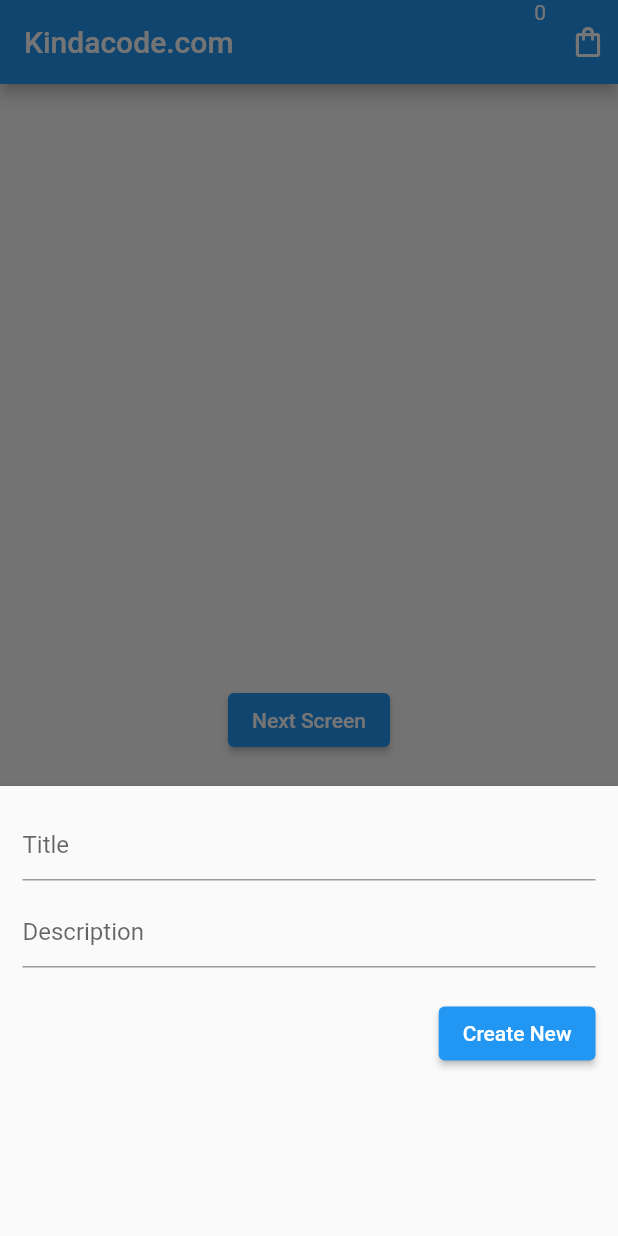
After one commit to xaakib/flutter_everything, a Flutter app: the SqliteCrudScreen screen opened directly, after a tap on the "add" icon, on a phone screen of 412 x 824 dp. The commit adds this screen. Run offline on Flutter 3.47's test engine with Material 2 defaults, Android fonts, the phone set to English and light mode, and no system bars; our stand-ins replace cached_network_image, fluttertoast, get, image_picker, shared_preferences, sqflite; missing offline and left inert: google_maps_controller, photofilters; accounts and stored records are empty; network calls fail.

Commit message:
working on sqllite

```diff
--- a/lib/getx_add_to_cart/views/catalogueScreen.dart
+++ b/lib/getx_add_to_cart/views/catalogueScreen.dart
@@ -52,7 +52,7 @@ class _ProductScreenState extends State<ProductScreen> {
         actions: [
           InkWell(
             onTap: () {
-              Get.to(CartScreen());
+              Navigator.push(context, MaterialPageRoute(builder: (context)=>CartScreen()));
             },
             child: Padding(
               padding:
--- a/lib/getx_add_to_cart/views/widgets/productItem.dart
+++ b/lib/getx_add_to_cart/views/widgets/productItem.dart
@@ -36,7 +36,8 @@ class ProductItem extends StatelessWidget {
         children: [
           InkWell(
             onTap: (){
-              Get.to(CartDetailsScreen());
+
+               Navigator.push(context, MaterialPageRoute(builder: (context)=>CartDetailsScreen()));
             },
             child: ClipRRect(
               borderRadius: BorderRadius.circular(15),
--- a/lib/main.dart
+++ b/lib/main.dart
@@ -2,6 +2,7 @@ import 'package:flutter/material.dart';
 import 'package:flutter_everything/shearprefernce/shearPreferance_demo.dart';
 import 'package:get/get.dart';
 import 'getx_add_to_cart/views/catalogueScreen.dart';
+import 'sqlite_crud/sqlite_crud_screen.dart';
 
 void main() {
   runApp(MyApp());
@@ -25,6 +26,6 @@ class _MyAppState extends State<MyApp> {
         ),
         // home: token==null ? LoginScreen() : HomePage()
         //
-        home: SharedPreferencesDemo());
+        home: SqliteCrudScreen());
   }
 }
--- /dev/null
+++ b/lib/sqlite_crud/sql_helper.dart
@@ -0,0 +1,72 @@
+import 'package:sqflite/sqflite.dart' as sql;
+
+class SQLHelper {
+  static Future<void> createTables(sql.Database database) async {
+    await database.execute("""CREATE TABLE items(
+        id INTEGER PRIMARY KEY AUTOINCREMENT NOT NULL,
+        title TEXT,
+        description TEXT,
+        createdAt TIMESTAMP NOT NULL DEFAULT CURRENT_TIMESTAMP
+      )
+      """);
+  }
+
+  static Future<sql.Database> db() async {
+    return sql.openDatabase(
+      'kindacode.db',
+      version: 1,
+      onCreate: (sql.Database database, int version) async {
+        await createTables(database);
+      },
+    );
+  }
+
+  // Create new item (journal)
+  static Future<int> createItem(String title, String descrption) async {
+    final db = await SQLHelper.db();
+
+    final data = {'title': title, 'description': descrption};
+    final id = await db.insert('items', data,
+        conflictAlgorithm: sql.ConflictAlgorithm.replace);
+    return id;
+  }
+
+  // Read all items (journals)
+  static Future<List<Map<String, dynamic>>> getItems() async {
+    final db = await SQLHelper.db();
+    return db.query('items', orderBy: "id");
+  }
+
+  // Read a single item by id
+  // The app doesn't use this method but I put here in case you want to see it
+  static Future<List<Map<String, dynamic>>> getItem(int id) async {
+    final db = await SQLHelper.db();
+    return db.query('items', where: "id = ?", whereArgs: [id], limit: 1);
+  }
+
+  // Update an item by id
+  static Future<int> updateItem(
+      int id, String title, String descrption) async {
+    final db = await SQLHelper.db();
+
+    final data = {
+      'title': title,
+      'description': descrption,
+      'createdAt': DateTime.now().toString()
+    };
+
+    final result =
+        await db.update('items', data, where: "id = ?", whereArgs: [id]);
+    return result;
+  }
+
+  // Delete
+  static Future<void> deleteItem(int id) async {
+    final db = await SQLHelper.db();
+    try {
+      await db.delete("items", where: "id = ?", whereArgs: [id]);
+    } catch (err) {
+      print("Something went wrong when deleting an item: $err");
+    }
+  }
+}
--- /dev/null
+++ b/lib/sqlite_crud/sqlite_crud_screen.dart
@@ -0,0 +1,183 @@
+
+
+import 'package:flutter/material.dart';
+import 'package:flutter_everything/sqlite_crud/sql_helper.dart';
+import 'package:flutter_everything/sqlite_crud/sqlite_netxScreen.dart';
+import 'package:flutter_everything/sqlite_crud/sqlite_shopping_screen.dart';
+import 'package:get/get.dart';
+
+class SqliteCrudScreen extends StatefulWidget {
+  const SqliteCrudScreen({Key key}) : super(key: key);
+
+  @override
+  _SqliteCrudScreenState createState() => _SqliteCrudScreenState();
+}
+
+class _SqliteCrudScreenState extends State<SqliteCrudScreen> {
+  List<Map<String, dynamic>> _journals = [];
+
+  bool _isLoading = true;
+  void _refreshJournals() async {
+    final data = await SQLHelper.getItems();
+    setState(() {
+      _journals = data;
+      _isLoading = false;
+    });
+  }
+
+  @override
+  void initState() {
+    super.initState();
+    _refreshJournals();
+  }
+
+  TextEditingController _titleController = TextEditingController();
+  TextEditingController _descriptionController = TextEditingController();
+
+  void _showForm(int id) async {
+    if (id != null) {
+      // id == null -> create new item
+      // id != null -> update an existing item
+      final existingJournal =
+          _journals.firstWhere((element) => element['id'] == id);
+      _titleController.text = existingJournal['title'];
+      _descriptionController.text = existingJournal['description'];
+    }
+
+    showModalBottomSheet(
+        context: context,
+        elevation: 5,
+        builder: (_) => Container(
+              padding: EdgeInsets.all(15),
+              width: double.infinity,
+              height: 300,
+              child: Column(
+                crossAxisAlignment: CrossAxisAlignment.end,
+                children: [
+                  TextField(
+                    controller: _titleController,
+                    decoration: InputDecoration(hintText: 'Title'),
+                  ),
+                  SizedBox(
+                    height: 10,
+                  ),
+                  TextField(
+                    controller: _descriptionController,
+                    decoration: InputDecoration(hintText: 'Description'),
+                  ),
+                  SizedBox(
+                    height: 20,
+                  ),
+                  ElevatedButton(
+                    onPressed: () async {
+                      // Save new journal
+                      if (id == null) {
+                        await _addItem();
+                      }
+
+                      if (id != null) {
+                        await _updateItem(id);
+                      }
+
+                      // Clear the text fields
+                      _titleController.text = '';
+                      _descriptionController.text = '';
+
+                      // Close the bottom sheet
+                      Navigator.of(context).pop();
+                    },
+                    child: Text(id == null ? 'Create New' : 'Update'),
+                  )
+                ],
+              ),
+            ));
+  }
+
+// Insert a new journal to the database
+  Future<void> _addItem() async {
+    await SQLHelper.createItem(
+        _titleController.text, _descriptionController.text);
+    _refreshJournals();
+  }
+
+  // Update an existing journal
+  Future<void> _updateItem(int id) async {
+    await SQLHelper.updateItem(
+        id, _titleController.text, _descriptionController.text);
+    _refreshJournals();
+  }
+
+  // Delete an item
+  void _deleteItem(int id) async {
+    await SQLHelper.deleteItem(id);
+    ScaffoldMessenger.of(context).showSnackBar(SnackBar(
+      backgroundColor: Colors.red,
+      content: Text('Successfully deleted a journal!'),
+    ));
+    _refreshJournals();
+  }
+
+  @override
+  Widget build(BuildContext context) {
+    return Scaffold(
+      appBar: AppBar(
+        title: Text('Kindacode.com'),
+        actions: [
+          Text(_journals.length.toString()),
+          IconButton(onPressed: (){}, icon: IconButton(onPressed: (){
+           Get.to(SqliteShoppingScreen());
+          },icon: Icon(Icons.shopping_bag_outlined),))
+        ],
+      ),
+      body: _isLoading
+          ? Center(
+              child: CircularProgressIndicator(),
+            )
+          : Column(
+              children: [
+                Container(
+                  height: 400,
+                  child: ListView.builder(
+                    itemCount: _journals.length,
+                    itemBuilder: (context, index) => Card(
+                      color: Colors.orange[200],
+                      margin: EdgeInsets.all(15),
+                      child: ListTile(
+                          title: Text(_journals[index]['title']),
+                          subtitle: Text(_journals[index]['description']),
+                          trailing: SizedBox(
+                            width: 100,
+                            child: Row(
+                              children: [
+
+                                IconButton(
+                                  icon: Icon(Icons.edit),
+                                  onPressed: () =>
+                                      _showForm(_journals[index]['id']),
+                                ),
+                                IconButton(
+                                  icon: Icon(Icons.delete),
+                                  onPressed: () =>
+                                      _deleteItem(_journals[index]['id']),
+                                ),
+                              ],
+                            ),
+                          )),
+                    ),
+                  ),
+                ),
+                ElevatedButton(
+                  onPressed: () {
+                    Navigator.push(context, MaterialPageRoute(builder: (context)=>SqliteNextScreen()));
+                  },
+                  child: Text("Next Screen"),
+                )
+              ],
+            ),
+      floatingActionButton: FloatingActionButton(
+        child: Icon(Icons.add),
+        onPressed: () => _showForm(null),
+      ),
+    );
+  }
+}
--- a/pubspec.yaml
+++ b/pubspec.yaml
@@ -34,6 +34,7 @@ dependencies:
   image_picker: ^0.7.4
   photofilters: ^2.0.2
   shared_preferences: ^2.0.5
+  sqflite: ^2.0.0+4
 
 dev_dependencies:
   flutter_test:
```
Also changed, not shown: lib/getx_controller/room_controller.dart (added, +10 -0 lines), lib/shearprefernce/thiredScreen.dart (+4 -4 lines), lib/sqlite_crud/controller/sqlite_controller.dart (added, +16 -0 lines), lib/sqlite_crud/sqlite_netxScreen.dart (added, +125 -0 lines), lib/sqlite_crud/sqlite_shopping_screen.dart (added, +48 -0 lines), pubspec.lock.
